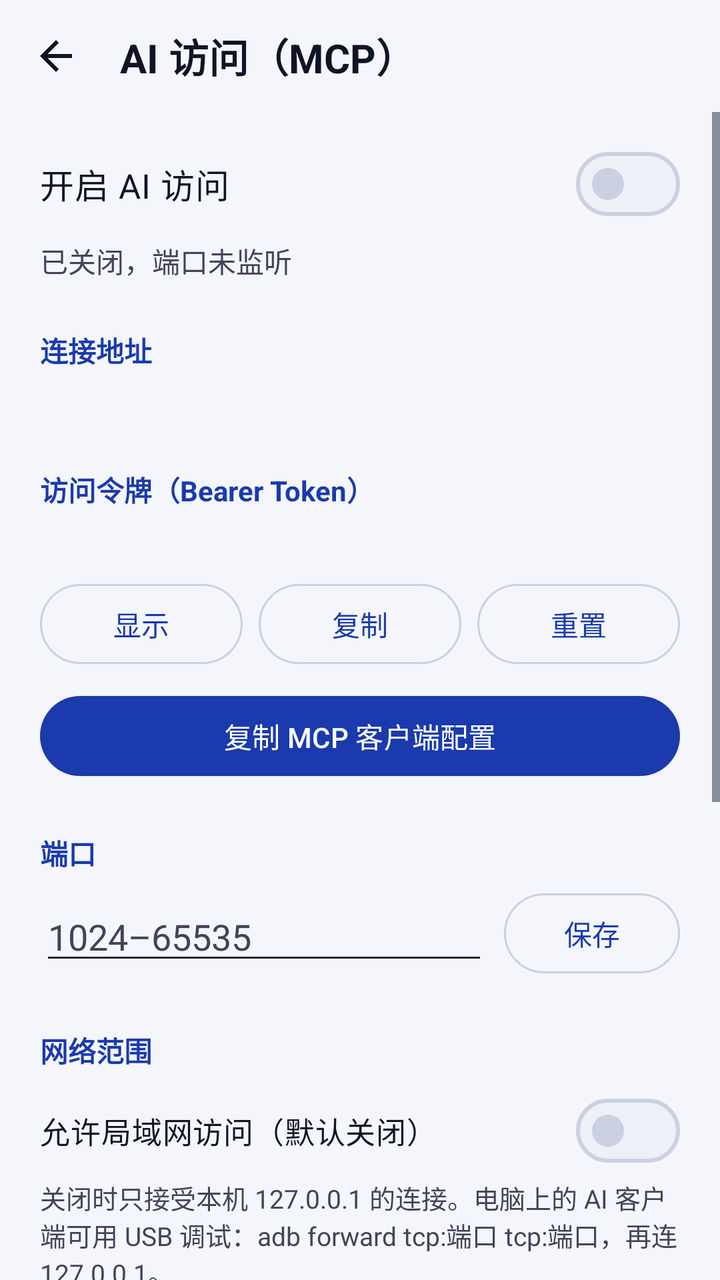
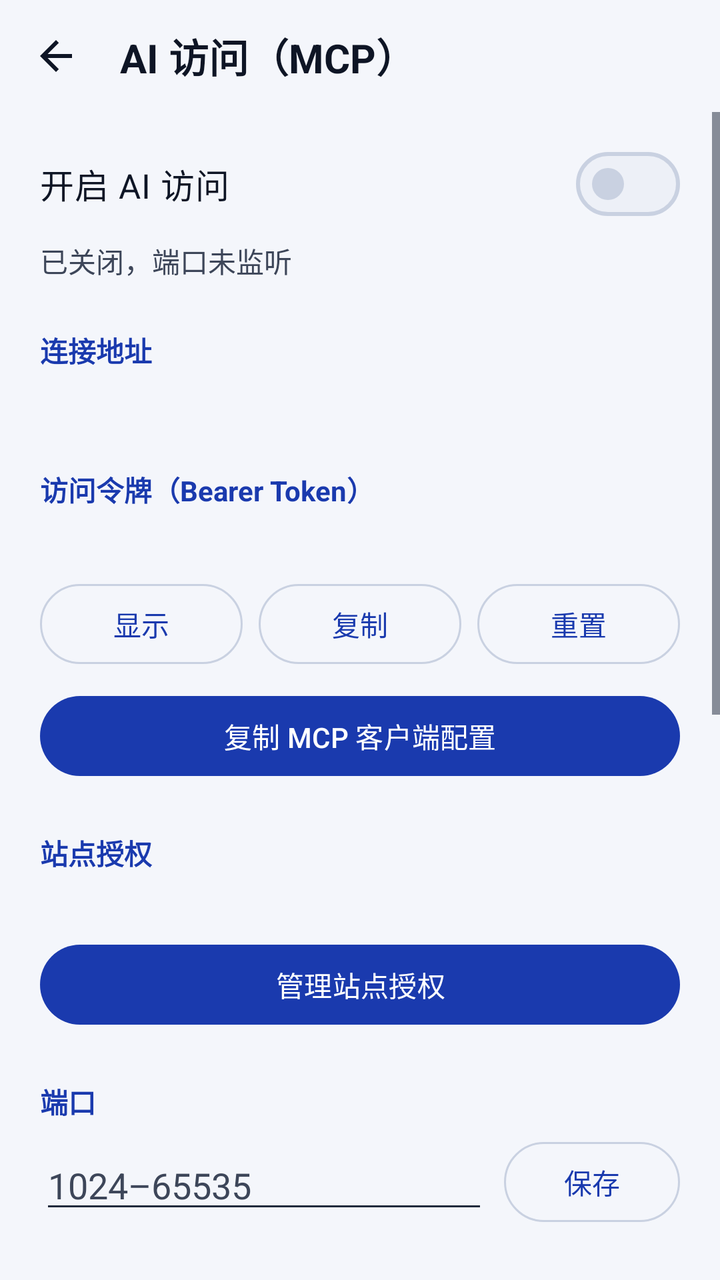

The first picture is an Android layout as it rendered before a commit; the second is the same layout after the commit. The layout source and the unified diff follow.
<!-- AndroidManifest.xml: application theme Theme.CookieBox -->
<!-- res/layout/activity_mcp_settings.xml -->
<?xml version="1.0" encoding="utf-8"?>
<LinearLayout xmlns:android="http://schemas.android.com/apk/res/android"
    xmlns:app="http://schemas.android.com/apk/res-auto"
    android:layout_width="match_parent"
    android:layout_height="match_parent"
    android:background="?android:attr/colorBackground"
    android:fitsSystemWindows="true"
    android:orientation="vertical">

    <LinearLayout
        android:layout_width="match_parent"
        android:layout_height="56dp"
        android:gravity="center_vertical"
        android:orientation="horizontal"
        android:paddingStart="4dp"
        android:paddingEnd="16dp">

        <ImageButton
            android:id="@+id/btnBack"
            android:layout_width="48dp"
            android:layout_height="48dp"
            android:background="?attr/selectableItemBackgroundBorderless"
            android:contentDescription="返回"
            android:src="@drawable/ic_arrow_back"
            app:tint="?attr/colorOnSurface" />

        <TextView
            android:layout_width="0dp"
            android:layout_height="wrap_content"
            android:layout_marginStart="8dp"
            android:layout_weight="1"
            android:text="AI 访问（MCP）"
            android:textColor="?attr/colorOnSurface"
            android:textSize="20sp"
            android:textStyle="bold" />
    </LinearLayout>

    <ScrollView
        android:layout_width="match_parent"
        android:layout_height="match_parent">

        <LinearLayout
            android:layout_width="match_parent"
            android:layout_height="wrap_content"
            android:orientation="vertical"
            android:paddingStart="20dp"
            android:paddingTop="8dp"
            android:paddingEnd="20dp"
            android:paddingBottom="32dp">

            
            <com.google.android.material.materialswitch.MaterialSwitch
                android:id="@+id/switchEnable"
                android:layout_width="match_parent"
                android:layout_height="wrap_content"
                android:minHeight="56dp"
                android:text="开启 AI 访问"
                android:textColor="?attr/colorOnSurface"
                android:textSize="17sp" />

            <TextView
                android:id="@+id/tvStatus"
                android:layout_width="match_parent"
                android:layout_height="wrap_content"
                android:text="已关闭，端口未监听"
                android:textColor="?attr/colorOnSurfaceVariant"
                android:textSize="14sp" />

            
            <TextView
                style="@style/McpSectionTitle"
                android:text="连接地址" />

            <TextView
                android:id="@+id/tvEndpoint"
                android:layout_width="match_parent"
                android:layout_height="wrap_content"
                android:fontFamily="monospace"
                android:textColor="?attr/colorOnSurface"
                android:textIsSelectable="true"
                android:textSize="14sp" />

            <TextView
                style="@style/McpSectionTitle"
                android:text="访问令牌（Bearer Token）" />

            <TextView
                android:id="@+id/tvToken"
                android:layout_width="match_parent"
                android:layout_height="wrap_content"
                android:fontFamily="monospace"
                android:textColor="?attr/colorOnSurface"
                android:textSize="14sp" />

            <LinearLayout
                android:layout_width="match_parent"
                android:layout_height="wrap_content"
                android:layout_marginTop="8dp"
                android:orientation="horizontal">

                <com.google.android.material.button.MaterialButton
                    android:id="@+id/btnShowToken"
                    style="?attr/materialButtonOutlinedStyle"
                    android:layout_width="0dp"
                    android:layout_height="wrap_content"
                    android:layout_weight="1"
                    android:text="显示" />

                <com.google.android.material.button.MaterialButton
                    android:id="@+id/btnCopyToken"
                    style="?attr/materialButtonOutlinedStyle"
                    android:layout_width="0dp"
                    android:layout_height="wrap_content"
                    android:layout_marginStart="8dp"
                    android:layout_weight="1"
                    android:text="复制" />

                <com.google.android.material.button.MaterialButton
                    android:id="@+id/btnResetToken"
                    style="?attr/materialButtonOutlinedStyle"
                    android:layout_width="0dp"
                    android:layout_height="wrap_content"
                    android:layout_marginStart="8dp"
                    android:layout_weight="1"
                    android:text="重置" />
            </LinearLayout>

            <com.google.android.material.button.MaterialButton
                android:id="@+id/btnCopyConfig"
                android:layout_width="match_parent"
                android:layout_height="wrap_content"
                android:layout_marginTop="8dp"
                android:text="复制 MCP 客户端配置" />

            
            <TextView
                style="@style/McpSectionTitle"
                android:text="端口" />

            <LinearLayout
                android:layout_width="match_parent"
                android:layout_height="wrap_content"
                android:gravity="center_vertical"
                android:orientation="horizontal">

                <EditText
                    android:id="@+id/etPort"
                    android:layout_width="0dp"
                    android:layout_height="wrap_content"
                    android:layout_weight="1"
                    android:hint="1024–65535"
                    android:importantForAutofill="no"
                    android:inputType="number"
                    android:maxLength="5"
                    android:textColor="?attr/colorOnSurface"
                    android:textColorHint="?attr/colorOnSurfaceVariant" />

                <com.google.android.material.button.MaterialButton
                    android:id="@+id/btnSavePort"
                    style="?attr/materialButtonOutlinedStyle"
                    android:layout_width="wrap_content"
                    android:layout_height="wrap_content"
                    android:layout_marginStart="8dp"
                    android:text="保存" />
            </LinearLayout>

            
            <TextView
                style="@style/McpSectionTitle"
                android:text="网络范围" />

            <com.google.android.material.materialswitch.MaterialSwitch
                android:id="@+id/switchLan"
                android:layout_width="match_parent"
                android:layout_height="wrap_content"
                android:minHeight="48dp"
                android:text="允许局域网访问（默认关闭）"
                android:textColor="?attr/colorOnSurface"
                android:textSize="15sp" />

            <TextView
                android:layout_width="match_parent"
                android:layout_height="wrap_content"
                android:text="关闭时只接受本机 127.0.0.1 的连接。电脑上的 AI 客户端可用 USB 调试：adb forward tcp:端口 tcp:端口，再连 127.0.0.1。"
                android:textColor="?attr/colorOnSurfaceVariant"
                android:textSize="13sp" />

            
            <TextView
                style="@style/McpSectionTitle"
                android:text="Origin 白名单" />

            <TextView
                android:layout_width="match_parent"
                android:layout_height="wrap_content"
                android:text="原生 MCP 客户端不带 Origin，无需填写。浏览器或 Electron 客户端（如 MCP Inspector）会带 Origin，需要逐行填写完整来源，例如 http://localhost:6274。"
                android:textColor="?attr/colorOnSurfaceVariant"
                android:textSize="13sp" />

            <EditText
                android:id="@+id/etOrigins"
                android:layout_width="match_parent"
                android:layout_height="wrap_content"
                android:layout_marginTop="4dp"
                android:gravity="top|start"
                android:hint="每行一个，留空表示全部拒绝"
                android:importantForAutofill="no"
                android:inputType="textMultiLine|textUri|textNoSuggestions"
                android:minLines="2"
                android:textColor="?attr/colorOnSurface"
                android:textColorHint="?attr/colorOnSurfaceVariant" />

            <com.google.android.material.button.MaterialButton
                android:id="@+id/btnSaveOrigins"
                style="?attr/materialButtonOutlinedStyle"
                android:layout_width="wrap_content"
                android:layout_height="wrap_content"
                android:layout_gravity="end"
                android:text="保存白名单" />

            <TextView
                style="@style/McpSectionTitle"
                android:text="说明" />

            <TextView
                android:layout_width="match_parent"
                android:layout_height="wrap_content"
                android:text="开启后，持有令牌的 AI 客户端可以通过 MCP 协议使用你在曲奇盒里已登录的网站。站点授权、工具与写操作确认会在后续版本加入；当前版本只提供握手，工具列表为空。关闭开关或点按通知即可立即停止，端口不再监听。"
                android:textColor="?attr/colorOnSurfaceVariant"
                android:textSize="13sp" />
        </LinearLayout>
    </ScrollView>
</LinearLayout>
<!-- resources referenced by this layout -->
<resources>
  <!-- drawable ic_arrow_back (drawable) -->
  <vector xmlns:android="http://schemas.android.com/apk/res/android"
      android:width="24dp"
      android:height="24dp"
      android:viewportWidth="24"
      android:viewportHeight="24">
    <path
        android:fillColor="@color/on_surface_variant"
        android:pathData="M20,11H7.83l5.59,-5.59L12,4l-8,8 8,8 1.41,-1.41L7.83,13H20v-2z"/>
  </vector>
  <style name="McpSectionTitle">
          <item name="android:layout_width">match_parent</item>
          <item name="android:layout_height">wrap_content</item>
          <item name="android:layout_marginTop">24dp</item>
          <item name="android:layout_marginBottom">6dp</item>
          <item name="android:textColor">?attr/colorPrimary</item>
          <item name="android:textSize">14sp</item>
          <item name="android:textStyle">bold</item>
      </style>
  <style name="Theme.CookieBox" parent="Base.Theme.CookieBox" />
  <color name="on_surface_variant">#3D4659</color>
  <color name="primary">#1A3AAE</color>
  <color name="on_primary">#FFFFFF</color>
  <color name="primary_container">#DCE3FF</color>
  <color name="on_primary_container">#0A1A5C</color>
  <color name="secondary">#4A5470</color>
  <color name="on_secondary">#FFFFFF</color>
  <color name="secondary_container">#E3E7F2</color>
  <color name="on_secondary_container">#1A2236</color>
  <color name="background">#F4F6FB</color>
  <color name="on_background">#0E1525</color>
  <color name="surface">#FFFFFF</color>
  <color name="on_surface">#0E1525</color>
  <color name="surface_variant">#EDF0F7</color>
  <color name="cb_floating_surface">#FFFFFF</color>
  <color name="search_border">#C9D1E1</color>
  <color name="cb_hairline">#D3D9E6</color>
  <color name="danger">#8C1913</color>
  <color name="cb_icon">#222B3D</color>
  <style name="BottomSheetDialogTheme" parent="ThemeOverlay.Material3.BottomSheetDialog">
          <item name="bottomSheetStyle">@style/BottomSheetModalStyle</item>
          <item name="android:navigationBarColor">@color/surface</item>
          <item name="android:windowLightNavigationBar" tools:targetApi="o_mr1">true</item>
      </style>
  <style name="BottomSheetModalStyle" parent="Widget.Material3.BottomSheet.Modal">
          <item name="android:background">@android:color/transparent</item>
          <item name="backgroundTint">@android:color/transparent</item>
      </style>
  <!-- unchanged entries left out for length: 1 -->
</resources>

<!-- the commit's change to res/layout/activity_mcp_settings.xml (unified diff, before → after) -->
@@ -135,6 +135,25 @@
             
             <TextView
                 style="@style/McpSectionTitle"
+                android:text="站点授权" />
+
+            <TextView
+                android:id="@+id/tvGrantsSummary"
+                android:layout_width="match_parent"
+                android:layout_height="wrap_content"
+                android:textColor="?attr/colorOnSurfaceVariant"
+                android:textSize="13sp" />
+
+            <com.google.android.material.button.MaterialButton
+                android:id="@+id/btnGrants"
+                android:layout_width="match_parent"
+                android:layout_height="wrap_content"
+                android:layout_marginTop="8dp"
+                android:text="管理站点授权" />
+
+            
+            <TextView
+                style="@style/McpSectionTitle"
                 android:text="端口" />
 
             <LinearLayout
@@ -225,7 +244,7 @@
             <TextView
                 android:layout_width="match_parent"
                 android:layout_height="wrap_content"
-                android:text="开启后，持有令牌的 AI 客户端可以通过 MCP 协议使用你在曲奇盒里已登录的网站。站点授权、工具与写操作确认会在后续版本加入；当前版本只提供握手，工具列表为空。关闭开关或点按通知即可立即停止，端口不再监听。"
+                android:text="开启后，持有令牌的 AI 客户端可以通过 MCP 协议使用你在曲奇盒里已登录的网站。AI 只能看到并使用你在「站点授权」里授权的身份与站点。当前版本提供 list_sessions、get_cookies 和只读的 http_request（GET / HEAD）；写操作确认会在后续版本加入。关闭开关或点按通知即可立即停止，端口不再监听。"
                 android:textColor="?attr/colorOnSurfaceVariant"
                 android:textSize="13sp" />
         </LinearLayout>
